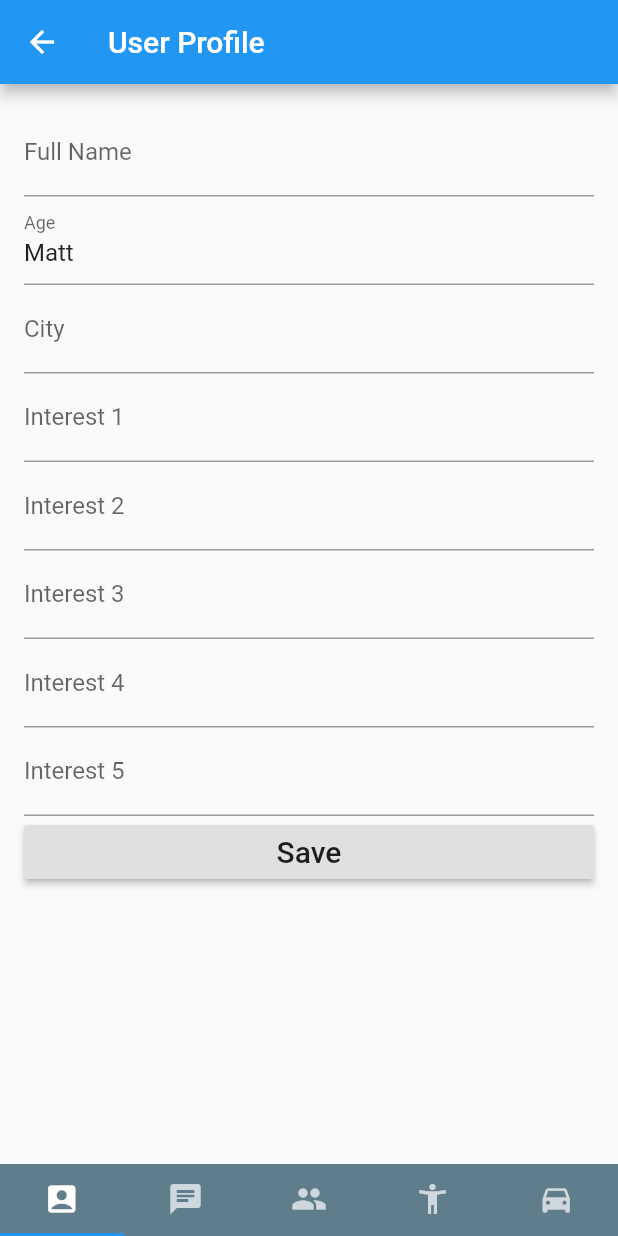
After one commit to jessicavilches/spotbuddy_1, a Flutter app: the MyHomePage2 screen opened by its route, on a phone screen of 412 x 824 dp. The commit adds this screen. Run offline on Flutter 3.47's test engine with Material 2 defaults, Android fonts, the phone set to English and light mode, and no system bars; our stand-ins replace cloud_firestore, firebase_auth, google_maps_flutter; accounts and stored records are empty; network calls fail.

```diff
--- a/lib/login_page.dart
+++ b/lib/login_page.dart
@@ -37,12 +37,15 @@ class _LoginPageState extends State<LoginPage> {
               .signInWithEmailAndPassword(email: _email, password: _password);
           print('Signed in: ${user.uid}');
           globals.loggedSuccessfully = true;
+          globals.set_userID(user.uid);
+
         } else {
           FirebaseUser user = await FirebaseAuth.instance.createUserWithEmailAndPassword(email: _email, password: _password).then((signedInUser) {
             UserData().storeNewUser(signedInUser, context);
           });
           print('Registered user: ${user.uid}');
           globals.registeredSuccessfully = true;
+          globals.set_userID(user.uid);
 
 
         }
--- a/lib/user_mgt.dart
+++ b/lib/user_mgt.dart
@@ -111,12 +111,16 @@ class _MyHomePageState extends State<MyHomePage> with SingleTickerProviderStateM
                             fontFamily: 'Montserrat'),
                       ),
                       SizedBox(height: 0.0),
-                Container(margin: const EdgeInsets.all(15.0),
+                Container(margin: const EdgeInsets.all(5.0),
                 padding: const EdgeInsets.all(3.0),
                 decoration: new BoxDecoration(
                     border: new Border.all(color: globals.box_border)
                 ),
-                child: new Text("Enter Age"),
+                child: new TextFormField(
+                  decoration: new InputDecoration(labelText: 'Enter your Age'),
+                  validator: (value) => value.isEmpty ? 'First name can\'t be empty' : null,
+                  //onSaved: (value) => _fname = value,
+                ),
               ),
                       SizedBox(height: 0.0),
                       Text(
--- /dev/null
+++ b/lib/user_mgt2.dart
@@ -0,0 +1,176 @@
+import 'package:flutter/material.dart';
+import 'globals.dart' as globals;
+import 'crud.dart';
+import 'package:firebase_auth/firebase_auth.dart';
+
+void main() => runApp(new MyHomePage2());
+
+class MyHomePage2 extends StatefulWidget {
+
+  State<StatefulWidget> createState() => new _MyHomePageState2();
+//@override
+//_MyHomePageState createState() => new _MyHomePageState();
+}
+
+enum FormType {
+  edit,
+  save
+}
+
+class _MyHomePageState2 extends State<MyHomePage2> with SingleTickerProviderStateMixin {
+  TabController tabController;// = new TabController(length: 5, vsync: this);
+
+  @override
+  void initState() {
+    super.initState();
+    tabController = new TabController(length: 5, vsync: this);
+  }
+  final formKey = new GlobalKey<FormState>();
+  String _fullName;
+  String _age;
+  String _interest1;
+  String _interest2;
+  String _interest3;
+  String _interest4;
+  String _interest5;
+  String _city;
+
+  FormType _formType = FormType.edit;
+  crudMethods crudObj = new crudMethods();
+
+
+
+  @override
+  Widget build(BuildContext context) {
+    return Scaffold(
+      //color: globals.tab_color,
+      appBar: AppBar(
+        title: Text('User Profile'),
+      ),
+      body: Container(
+        padding: EdgeInsets.all(16.0),
+        child: new Form(
+          key: formKey,
+          child: new ListView(
+            children: buildInputs() + buildSubmitButtons(),
+          ),
+        ),
+      ),
+      bottomNavigationBar: new Material(
+          color: globals.tab_color,
+          child: TabBar(
+              controller: tabController,
+              tabs: <Widget>[
+                new Tab(icon: Icon(Icons.account_box)), //see your profile
+                new Tab(icon: Icon(Icons.chat)),
+                new Tab(icon: Icon(Icons.group)), //be a buddy
+                new Tab(icon: Icon(Icons.accessibility_new)), //find a buddy
+                new Tab(icon: Icon(Icons.directions_car)) //see past trips
+              ]
+
+
+          )
+
+      ),
+    );
+  }
+
+
+  List <Widget> buildSubmitButtons() {
+    return [
+      new RaisedButton(
+        child: new Text('Save', style: new TextStyle(fontSize: 20.0)),
+         onPressed: validateAndSubmit,
+      )
+    ];
+  }
+
+  bool validateAndSave() {
+    final form = formKey.currentState;
+    if (form.validate()) {
+      form.save();
+      return true;
+    }
+    return false;
+  }
+
+  Future<void> validateAndSubmit() async {
+      //form.save();
+      //make sure to set_userID in the registration form
+      if (validateAndSave()) {
+       // String userId = await widget.auth.signInWithEmailAndPassword(_email, _password);
+        //FirebaseUser user = await FirebaseAuth.instance.signInWithEmailAndPassword(email: email, password: password);
+        //String userID = user.uid;
+        addToDatabase();
+      }
+  }
+
+List<Widget> buildInputs(){
+  // else if (_formType == FormType.register){
+    final _myPassController = TextEditingController();
+    //this._mode = globals.currentItemSelected;
+    return [
+      new TextFormField(
+        decoration: new InputDecoration(labelText: 'Full Name'),
+        validator: (value) => value.isEmpty ? 'First name can\'t be empty' : null,
+        onSaved: (value) => _fullName = value,
+      ),
+      new TextFormField(
+        initialValue: "Matt",
+        decoration: new InputDecoration(labelText: 'Age'),
+        validator: (value) => value.isEmpty ? 'Age can\'t be empty' : null,
+        onSaved: (value) => _age = value,
+      ),
+      new TextFormField(
+        decoration: new InputDecoration(labelText: 'City'),
+        validator: (value) => value.isEmpty ? 'City can\'t be empty' : null,
+        onSaved: (value) => _city = value,
+      ),
+      new TextFormField(
+        decoration: new InputDecoration(labelText: 'Interest 1'),
+        validator: (value) => value.isEmpty ? 'Interest can\'t be empty' : null,
+        onSaved: (value) => _interest1 = value,
+      ),
+      new TextFormField(
+        decoration: new InputDecoration(labelText: 'Interest 2'),
+        validator: (value) => value.isEmpty ? 'Interest can\'t be empty' : null,
+        onSaved: (value) => _interest2 = value,
+      ),
+      new TextFormField(
+        decoration: new InputDecoration(labelText: 'Interest 3'),
+        validator: (value) => value.isEmpty ? 'Interest can\'t be empty' : null,
+        onSaved: (value) => _interest3 = value,
+      ),
+      new TextFormField(
+        decoration: new InputDecoration(labelText: 'Interest 4'),
+        validator: (value) => value.isEmpty ? 'Interest can\'t be empty' : null,
+        onSaved: (value) => _interest4 = value,
+      ),
+      new TextFormField(
+        decoration: new InputDecoration(labelText: 'Interest 5'),
+        validator: (value) => value.isEmpty ? 'Interest can\'t be empty' : null,
+        onSaved: (value) => _interest5 = value,
+      ),
+    ];
+  }
+
+  void addToDatabase() async {
+    if(globals.registeredSuccessfully == true) {
+      Map <String, dynamic> userData = {
+        'fullName': this._fullName,
+        'city': this._city,
+        'age': this._age,
+        'interest1': this._interest1,
+        'interest2': this._interest2,
+        'interest3': this._interest3,
+        'interest4': this._interest4,
+        'interest5': this._interest5,
+        'uid' : globals.get_userID()
+      };
+      crudObj.addData(userData).catchError((e) {
+        print(e);
+      });
+    }
+  }
+
+}
--- a/pubspec.yaml
+++ b/pubspec.yaml
@@ -17,6 +17,8 @@ dependencies:
     sdk: flutter
   firebase_auth: ^0.8.1+3
   cloud_firestore: ^0.9.5+2
+  google_maps_flutter: ^0.4.0
+
 
 
   # The following adds the Cupertino Icons font to your application.
```
Also changed, not shown: lib/crud.dart (added, +33 -0 lines), lib/find_buddy.dart (added, +256 -0 lines), lib/globals.dart (+14 -2 lines), lib/main.dart (+6 -3 lines), 3 other files.
